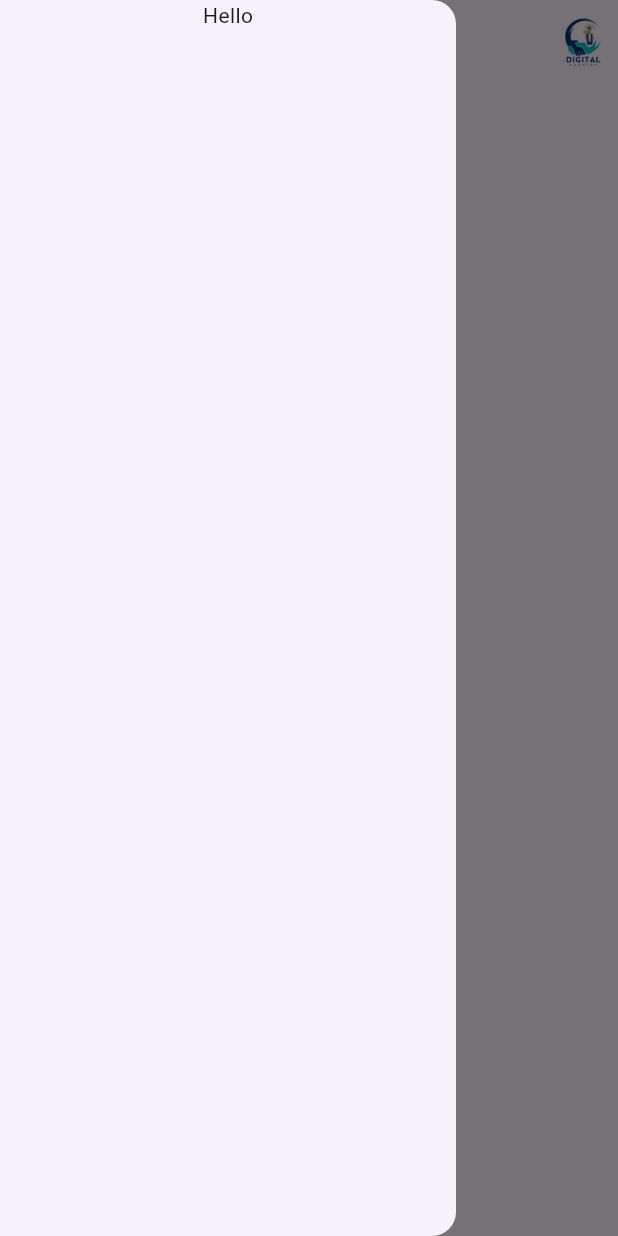
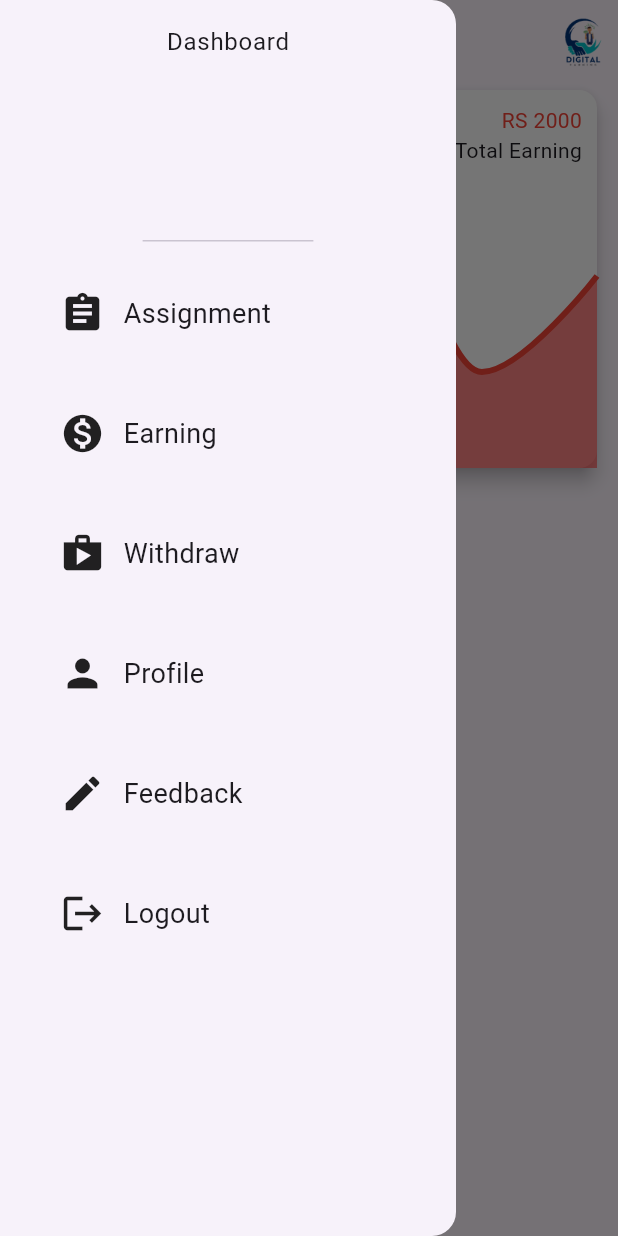
Before and after one commit to hamza-developer12/digital_earning, a Flutter app: the screen it shows after launch, with the side drawer open, on a phone screen of 412 x 824 dp. Run offline on Flutter 3.47's test engine with Material 3 defaults, Android fonts, the phone set to English and light mode, and no system bars; drawn by our look-alikes of fl_chart; our stand-ins replace firebase_core, flutter_spinkit; accounts and stored records are empty.

Commit message:
Created Drawer Menu and Screens for User

```diff
--- a/lib/screens/user/user_dashboard_layout.dart
+++ b/lib/screens/user/user_dashboard_layout.dart
@@ -1,3 +1,4 @@
+import 'package:digital_earning/screens/user/user_menu_data.dart';
 import 'package:flutter/material.dart';
 
 class UserDashboardLayout extends StatefulWidget {
@@ -9,8 +10,11 @@ class UserDashboardLayout extends StatefulWidget {
 }
 
 class _UserDashboardLayoutState extends State<UserDashboardLayout> {
+  final menuData = UserMenuData();
   @override
   Widget build(BuildContext context) {
+    final width = MediaQuery.of(context).size.width;
+    final height = MediaQuery.of(context).size.height;
     return Scaffold(
         appBar: AppBar(
           title: const Text("Dashboard"),
@@ -30,11 +34,62 @@ class _UserDashboardLayoutState extends State<UserDashboardLayout> {
             )
           ],
         ),
-        drawer: const Drawer(
+        drawer:  Drawer(
           child: SafeArea(
             child: Column(
               children: [
-                Text("Hello")
+               const DrawerHeader(
+                 child: Text("Dashboard"),
+               ),
+                Column(
+                  children: menuData.data.map((e) => GestureDetector(
+                    onTap: (){
+                      Navigator.push(context, MaterialPageRoute(builder: (context) => e['route'],));
+                    },
+                    child: Container(
+                      margin: const EdgeInsets.symmetric(horizontal: 20, vertical: 5),
+                      padding: const EdgeInsets.symmetric(vertical: 20, horizontal: 20),
+                      child: Row(
+                        children: [
+                          Icon(e['icon'], size: 30),
+                          SizedBox(width: width * 0.03),
+                          Text(e['title'], style: const TextStyle(
+                            fontSize: 18,
+                          ),
+                          ),
+                        ],
+                      ),
+                    ),
+                  )).toList(),
+                ),
+                GestureDetector(
+                  onTap: (){
+                    showDialog(context: context, builder: (context) => AlertDialog(
+                      title: Text("Are You Sure You Want To Logout? ", style: TextStyle(
+                        fontSize: 18,
+                      ),
+                      ),
+                      actions: [
+                        TextButton(onPressed: (){}, child: Text("Yes")),
+                        TextButton(onPressed: (){}, child: Text("No"))
+                      ],
+                    ),
+                   );
+                  },
+                  child: Container(
+                      margin: const EdgeInsets.symmetric(horizontal: 20, vertical: 5),
+                      padding: const EdgeInsets.symmetric(vertical: 20, horizontal: 20),
+                    child: Row(
+                      children: [
+                        Icon(Icons.logout, size: 30),
+                        SizedBox(width: width * 0.03),
+                        Text("Logout", style: TextStyle(
+                          fontSize: 18
+                        ),)
+                      ],
+                    ),
+                  ),
+                )
               ],
             ),
           ),
--- a/lib/screens/user/user_home_screen.dart
+++ b/lib/screens/user/user_home_screen.dart
@@ -1,5 +1,7 @@
 import 'package:digital_earning/screens/user/user_dashboard_layout.dart';
+import 'package:fl_chart/fl_chart.dart';
 import 'package:flutter/material.dart';
+
 
 class UserHomeScreen extends StatefulWidget {
   const UserHomeScreen({super.key});
@@ -12,7 +14,91 @@ class _UserHomeScreenState extends State<UserHomeScreen> {
   @override
   Widget build(BuildContext context) {
     return UserDashboardLayout(
-      child: Column(),
+      child: Padding(
+        padding: const EdgeInsets.symmetric(horizontal: 10.0),
+        child: Column(
+          children: [
+            Card(
+              color: Colors.white,
+              elevation: 5,
+              child: Column(
+                children: [
+                  Container(
+                    padding: const EdgeInsets.symmetric(horizontal: 10,vertical: 10),
+                    child: const Row(
+                      mainAxisAlignment: MainAxisAlignment.spaceBetween,
+                      children: [
+                         Column(
+                          mainAxisAlignment: MainAxisAlignment.start,
+                          crossAxisAlignment: CrossAxisAlignment.start,
+                          children:  [
+                           Text("RS 0", style: TextStyle(color: Colors.red),),
+                            Text("Current Earning"),
+                          ],
+                        ),
+                        Column(
+                          mainAxisAlignment: MainAxisAlignment.start,
+                          crossAxisAlignment: CrossAxisAlignment.end,
+                          children: [
+                            Text("RS 2000", style: TextStyle(color: Colors.red),),
+                            Text("Total Earning"),
+                          ],
+                        ),
+                      ],
+                    ),
+                  ),
+                  AspectRatio(
+                    aspectRatio: 2.0,
+                    child: LineChart(
+                     LineChartData(
+
+                       lineTouchData: LineTouchData(
+                         touchTooltipData: LineTouchTooltipData(
+                           getTooltipColor: (touchedSpot) => Colors.white,
+                         )
+                       ),
+                       borderData: FlBorderData(
+                         show: false,
+                       ),
+                       gridData: const FlGridData(
+                         show: false,
+                       ),
+                       lineBarsData: [
+                         LineChartBarData(
+                           dotData: const FlDotData(
+                             show: false,
+                           ),
+
+                           spots: const[
+                             FlSpot(0, 0),
+                             FlSpot(1, 2),
+                             FlSpot(2, 1),
+                             FlSpot(3, 3),
+                             FlSpot(4, 1),
+                             FlSpot(5, 2),
+                           ],
+                          color: Colors.red,
+                           barWidth: 4,
+                           isCurved: true,
+                           preventCurveOverShooting: true,
+                           belowBarData: BarAreaData(
+                             show: true,
+                             color: Colors.redAccent.withOpacity(0.7)
+                           )
+                         )
+                       ],
+                       titlesData: const FlTitlesData(
+                         show: false,
+                       ),
+                     ),
+                    ),
+                  ),
+                ],
+              ),
+            )
+          ],
+        ),
+      ),
     );
   }
 }
--- /dev/null
+++ b/lib/screens/user/user_menu_data.dart
@@ -0,0 +1,38 @@
+import 'package:digital_earning/screens/user/user_assignment_screen.dart';
+import 'package:digital_earning/screens/user/user_earning_screen.dart';
+import 'package:digital_earning/screens/user/user_feedback_screen.dart';
+import 'package:digital_earning/screens/user/user_profile_screen.dart';
+import 'package:digital_earning/screens/user/user_withdraw_screen.dart';
+import 'package:flutter/material.dart';
+
+class UserMenuData {
+
+  List<Map<String,dynamic>> data = [
+    {
+      "title": "Assignment",
+      "icon": Icons.assignment,
+      "route": const UserAssignmentScreen(),
+    },
+    {
+      "title": "Earning",
+      "icon": Icons.monetization_on,
+      "route": const UserEarningScreen()
+    },
+    {
+      "title": "Withdraw",
+      "icon": Icons.shop,
+      "route": const UserWithdrawScreen()
+    },
+    {
+      "title": "Profile",
+      "icon": Icons.person,
+      "route": const UserProfileScreen(),
+    },
+    {
+      "title": "Feedback",
+      "icon": Icons.edit,
+      "route": const UserFeedbackScreen(),
+    }
+
+  ];
+}
```
Also changed, not shown: lib/screens/user/user_assignment_screen.dart (added, +22 -0 lines), lib/screens/user/user_earning_screen.dart (added, +15 -0 lines), lib/screens/user/user_feedback_screen.dart (added, +15 -0 lines), lib/screens/user/user_profile_screen.dart (added, +15 -0 lines), lib/screens/user/user_withdraw_screen.dart (added, +15 -0 lines).
